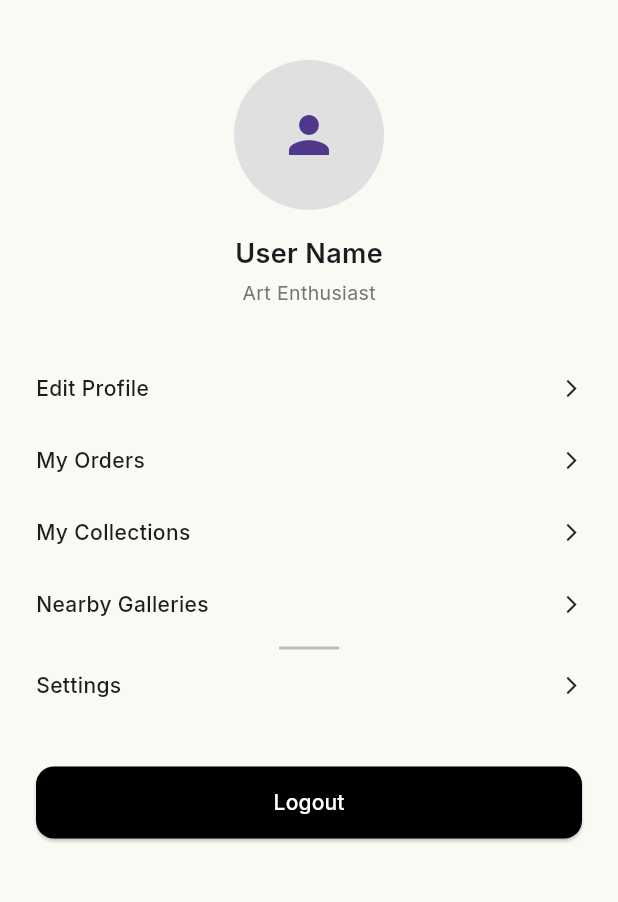
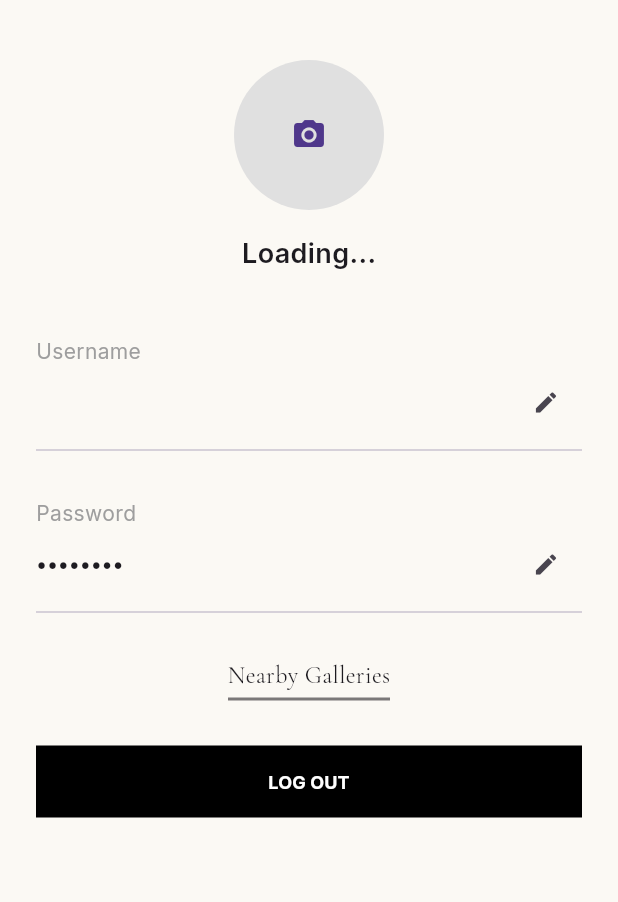
Before and after one commit to jasmineirbah/artesia-aplikasi-art-gallery, a Flutter app: the ProfilePage screen opened directly, on a phone screen of 412 x 824 dp, the part 54-956 px from its top. Run offline on Flutter 3.47's test engine with Material 3 defaults, Android fonts, the phone set to English and light mode, and no system bars; our stand-ins replace geolocator, google_fonts, image_picker, local_auth, sensors_plus, shared_preferences and 1 more; accounts and stored records are empty.

Commit message:
add profile page, nearby LBS system

```diff
--- a/lib/views/profile/profile_page.dart
+++ b/lib/views/profile/profile_page.dart
@@ -1,21 +1,63 @@
+// lib/views/profile/profile_page.dart
+
+import 'dart:io';
+import 'package:artesia_aplikasi_art_gallery/utils/hash_helper.dart';
 import 'package:flutter/material.dart';
 import 'package:google_fonts/google_fonts.dart';
+import 'package:image_picker/image_picker.dart';
 
 import '../../services/session_service.dart';
+import '../../services/database_service.dart';
+import '../../controllers/auth_controller.dart';
 import '../../widgets/app_logo.dart';
+import '../../widgets/primary_button.dart';
 import 'nearby_gallery_sheet.dart';
 import '../auth/login_page.dart';
 
-class ProfilePage extends StatelessWidget {
+class ProfilePage extends StatefulWidget {
   const ProfilePage({super.key});
 
-  void showNearby(BuildContext context) {
-    showModalBottomSheet(
-      context: context,
-      isScrollControlled: true,
-      backgroundColor: Colors.transparent,
-      builder: (_) => const NearbyGallerySheet(),
+  @override
+  State<ProfilePage> createState() => _ProfilePageState();
+}
+
+class _ProfilePageState extends State<ProfilePage> {
+  final AuthController authController = AuthController();
+
+  String username = "";
+  String? imagePath;
+  int? userId;
+
+  @override
+  void initState() {
+    super.initState();
+    loadUser();
+  }
+
+  void loadUser() async {
+    final user = await SessionService().getUser();
+
+    if (user != null) {
+      final userData =
+          await DatabaseService.instance.getUserByName(user);
+
+      setState(() {
+        username = userData?.fullName ?? "User";
+        imagePath = userData?.profileImage;
+        userId = userData?.id;
+      });
+    }
+  }
+
+  Future<void> pickImage() async {
+    final picked = await ImagePicker().pickImage(
+      source: ImageSource.gallery,
     );
+
+    if (picked != null && userId != null) {
+      setState(() => imagePath = picked.path);
+      await authController.updateProfileImage(userId!, picked.path);
+    }
   }
 
   Future<void> logout(BuildContext context) async {
@@ -28,12 +70,84 @@ class ProfilePage extends StatelessWidget {
     );
   }
 
+  void showNearby(BuildContext context) {
+    showModalBottomSheet(
+      context: context,
+      isScrollControlled: true,
+      backgroundColor: Colors.transparent,
+      builder: (_) => const NearbyGallerySheet(),
+    );
+  }
+
+  void showEditUsernameDialog() {
+    TextEditingController controller =
+        TextEditingController(text: username);
+
+    showDialog(
+      context: context,
+      builder: (_) => AlertDialog(
+        title: const Text("Edit Username"),
+        content: TextField(controller: controller),
+        actions: [
+          TextButton(
+            onPressed: () async {
+              final newName = controller.text;
+
+              await DatabaseService.instance.updateUsername(
+                userId!,
+                newName,
+              );
+
+              setState(() {
+                username = newName;
+              });
+
+              Navigator.pop(context);
+            },
+            child: const Text("Save"),
+          ),
+        ],
+      ),
+    );
+  }
+
+  void showChangePasswordDialog() {
+    TextEditingController controller = TextEditingController();
+
+    showDialog(
+      context: context,
+      builder: (_) => AlertDialog(
+        title: const Text("Change Password"),
+        content: TextField(
+          controller: controller,
+          obscureText: true,
+        ),
+        actions: [
+          TextButton(
+            onPressed: () async {
+              final newPass = controller.text;
+
+              final hash = HashHelper.hashPassword(newPass);
+
+              await DatabaseService.instance.updatePassword(
+                userId!,
+                hash,
+              );
+
+              Navigator.pop(context);
+            },
+            child: const Text("Save"),
+          ),
+        ],
+      ),
+    );
+  }
+
   @override
   Widget build(BuildContext context) {
     return Scaffold(
       backgroundColor: const Color(0xFFFBF9F4),
 
-      /// 🔥 APP BAR (LOGO)
       appBar: AppBar(
         backgroundColor: Colors.transparent,
         elevation: 0,
@@ -47,100 +161,102 @@ class ProfilePage extends StatelessWidget {
           children: [
             const SizedBox(height: 20),
 
-            /// 🔥 PROFILE IMAGE
-            CircleAvatar(
-              radius: 50,
-              backgroundColor: Colors.grey[300],
-              child: const Icon(Icons.person, size: 40),
+            GestureDetector(
+              onTap: pickImage,
+              child: CircleAvatar(
+                radius: 50,
+                backgroundColor: Colors.grey[300],
+                backgroundImage:
+                    imagePath != null ? FileImage(File(imagePath!)) : null,
+                child: imagePath == null
+                    ? const Icon(Icons.camera_alt)
+                    : null,
+              ),
             ),
 
             const SizedBox(height: 16),
 
-            /// 🔥 NAME
             Text(
-              "User Name",
+              username.isEmpty ? "Loading..." : username,
               style: GoogleFonts.inter(
                 fontSize: 18,
                 fontWeight: FontWeight.w600,
               ),
             ),
 
-            const SizedBox(height: 4),
+            const SizedBox(height: 30),
 
-            Text(
-              "Art Enthusiast",
-              style: GoogleFonts.inter(
-                fontSize: 13,
-                color: Colors.grey[600],
+            _buildEditableItem(
+              "Username",
+              username,
+              () => showEditUsernameDialog(),
+            ),
+
+            _buildEditableItem(
+              "Password",
+              "••••••••",
+              () => showChangePasswordDialog(),
+            ),
+
+            const SizedBox(height: 10),
+
+            GestureDetector(
+              onTap: () => showNearby(context),
+              child: Column(
+                children: [
+                  Text(
+                    "Nearby Galleries",
+                    style: GoogleFonts.cormorantGaramond(fontSize: 16),
+                  ),
+                  const SizedBox(height: 4),
+                  Container(width: 108, height: 2, color: const Color.fromARGB(255, 123, 120, 120)),
+                ],
               ),
             ),
 
             const SizedBox(height: 30),
 
-            /// 🔥 MENU LIST
-            _buildMenuItem("Edit Profile"),
-            _buildMenuItem("My Orders"),
-            _buildMenuItem("My Collections"),
-
-            /// 🔥 NEARBY (CLICKABLE)
-            GestureDetector(
-              onTap: () => showNearby(context),
-              child: Column(
-                children: [
-                  _buildMenuItem("Nearby Galleries"),
-                  const SizedBox(height: 4),
-                  Container(
-                    width: 40,
-                    height: 2,
-                    color: Colors.grey[400],
-                  ),
-                ],
+            SizedBox(
+              width: double.infinity,
+              child: PrimaryButton(
+                text: "LOG OUT",
+                onPressed: () => logout(context),
               ),
             ),
-
-            _buildMenuItem("Settings"),
-
-            const SizedBox(height: 30),
-
-            /// 🔥 LOGOUT BUTTON
-            SizedBox(
-              width: double.infinity,
-              child: ElevatedButton(
-                onPressed: () => logout(context),
-                style: ElevatedButton.styleFrom(
-                  backgroundColor: Colors.black,
-                  padding: const EdgeInsets.symmetric(vertical: 14),
-                ),
-                child: const Text(
-                  "Logout",
-                  style: TextStyle(color: Colors.white),
-                ),
-              ),
-            ),
-
-            const SizedBox(height: 40),
           ],
         ),
       ),
     );
   }
 
-  /// 🔥 MENU ITEM UI
-  Widget _buildMenuItem(String title) {
+  Widget _buildEditableItem(
+    String title,
+    String value,
+    VoidCallback onEdit,
+  ) {
     return Padding(
-      padding: const EdgeInsets.symmetric(vertical: 14),
-      child: Row(
+      padding: const EdgeInsets.symmetric(vertical: 12),
+      child: Column(
+        crossAxisAlignment: CrossAxisAlignment.start,
         children: [
-          Expanded(
-            child: Text(
-              title,
-              style: GoogleFonts.inter(
-                fontSize: 14,
-                fontWeight: FontWeight.w500,
+          Text(title, style: const TextStyle(color: Colors.grey)),
+
+          Row(
+            children: [
+              Expanded(
+                child: Text(
+                  value,
+                  style: const TextStyle(fontWeight: FontWeight.w600),
+                ),
               ),
-            ),
+              IconButton(
+                icon: const Icon(Icons.edit, size: 18),
+                onPressed: onEdit,
+              ),
+            ],
           ),
-          const Icon(Icons.arrow_forward_ios, size: 14),
+
+          const Divider(),
         ],
       ),
     );
```
Also changed, not shown: lib/services/database_service.dart (+20 -0 lines), lib/views/profile/nearby_gallery_sheet.dart (+30 -11 lines).
